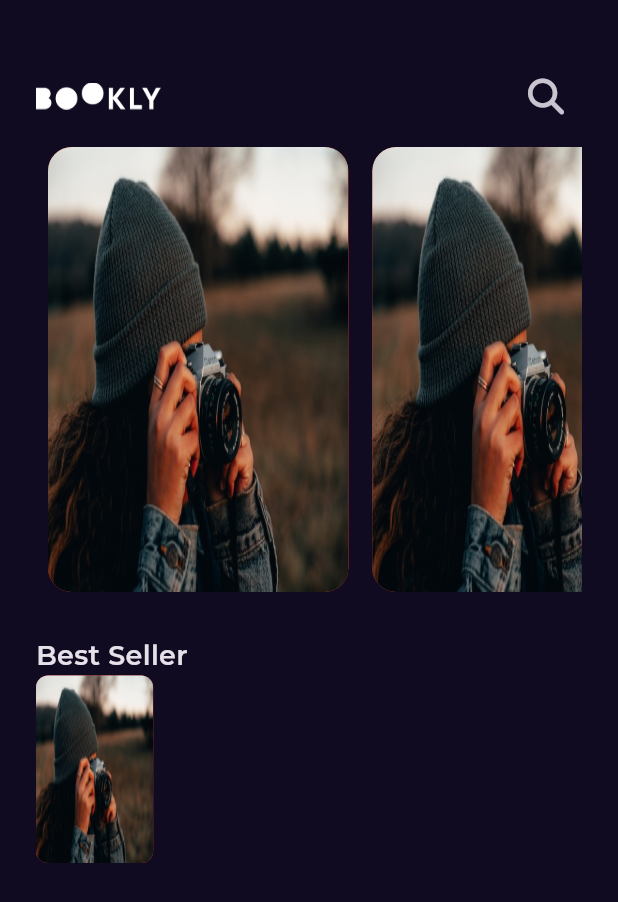
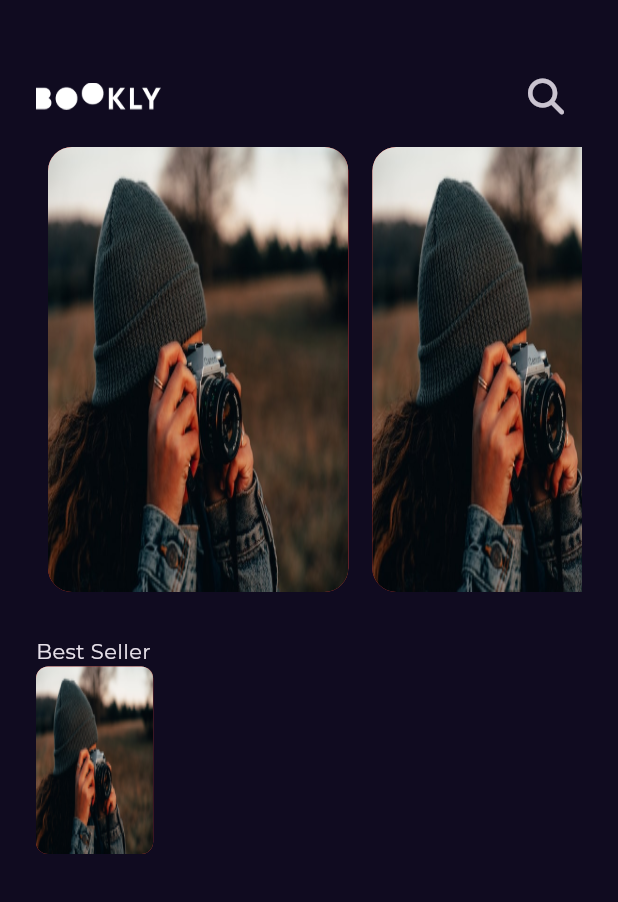
Before and after one commit to Ahmedmansor/bookly_app, a Flutter app: the screen it shows after launch, on a phone screen of 412 x 824 dp. Shown: the top 902 px of the screen. Run offline on Flutter 3.47's test engine with Material 3 defaults, Android fonts, the phone set to English and light mode, and no system bars; our stand-ins replace font_awesome_flutter, get, google_fonts; statements that could not run were skipped.

Commit message:
create app styles

```diff
--- a/lib/core/utils/styles.dart
+++ b/lib/core/utils/styles.dart
@@ -1,6 +1,19 @@
+import 'package:bookly_app/constants.dart';
 import 'package:flutter/material.dart';
 
 abstract class Styles {
-  static const titleMedium =
+  static const textStyle18 =
       TextStyle(fontSize: 18, fontWeight: FontWeight.w600);
+
+  static const textStyle20 = TextStyle(
+      fontSize: 20, fontWeight: FontWeight.normal, fontFamily: kGTSectraFine);
+
+  static const textStyle14 =
+      TextStyle(fontSize: 14, fontWeight: FontWeight.normal);
+
+  static const textStyle16 =
+      TextStyle(fontSize: 16, fontWeight: FontWeight.w500);
+
+  static const textStyle30 = TextStyle(
+      fontSize: 30, fontWeight: FontWeight.normal, fontFamily: kGTSectraFine);
 }
```
